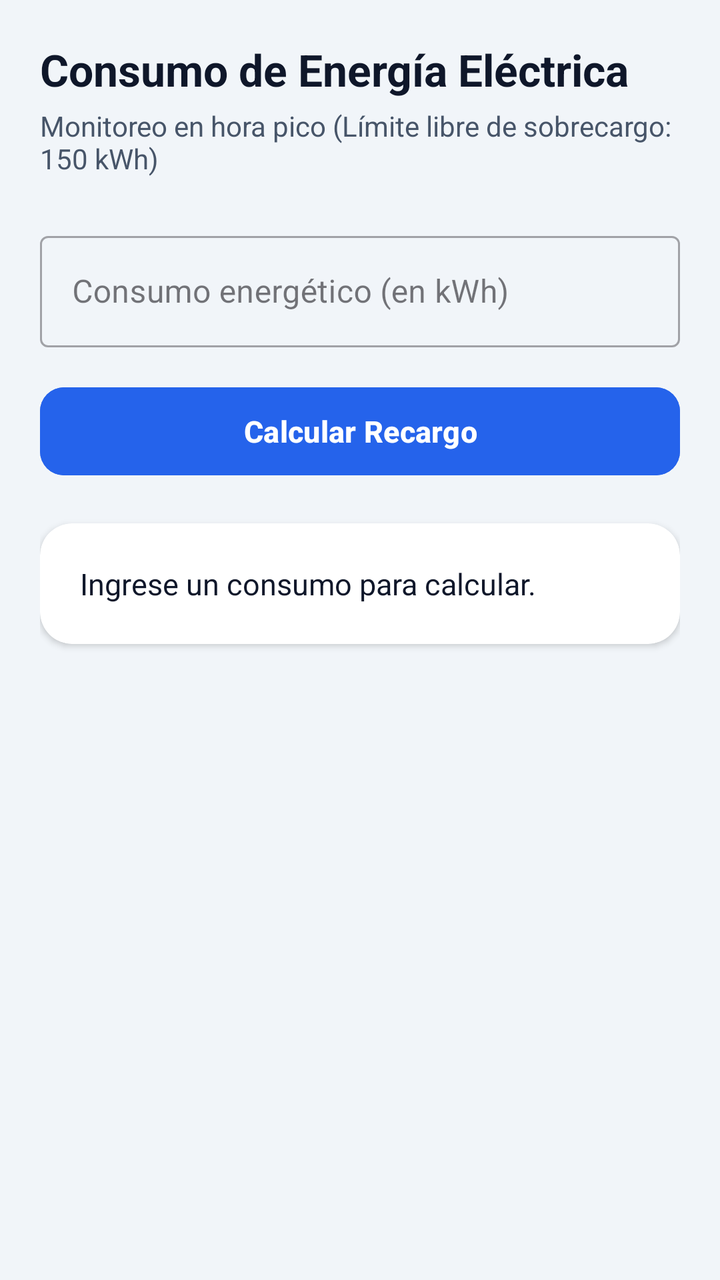
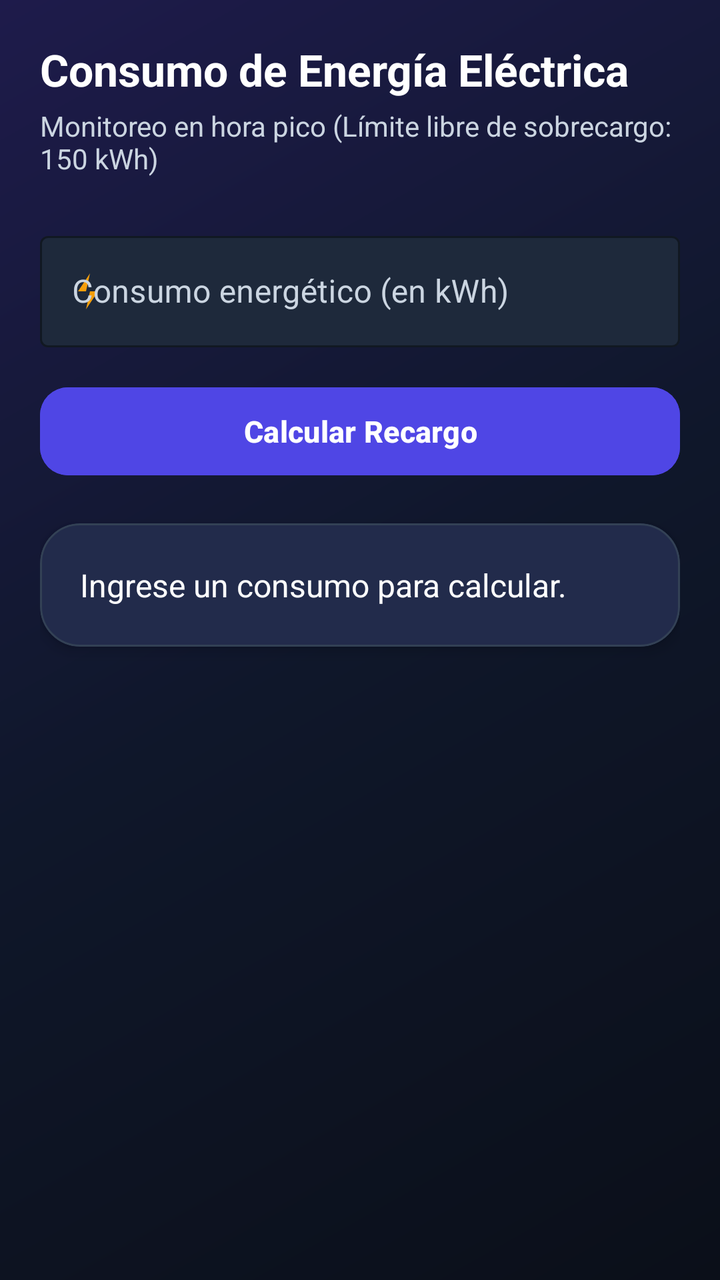

Screens rendered from an Android XML layout before and after an edit, with the pre-edit source and the edit as a unified diff.
<!-- AndroidManifest.xml: application theme Theme.AppGrupo11 -->
<!-- res/layout/fragment_pregunta2.xml -->
<?xml version="1.0" encoding="utf-8"?>
<androidx.constraintlayout.widget.ConstraintLayout xmlns:android="http://schemas.android.com/apk/res/android"
    xmlns:app="http://schemas.android.com/apk/res-auto"
    xmlns:tools="http://schemas.android.com/tools"
    android:layout_width="match_parent"
    android:layout_height="match_parent"
    android:background="@color/background"
    android:padding="20dp"
    tools:context=".Pregunta2Fragment">

    <TextView
        android:id="@+id/tvTitulo"
        android:layout_width="0dp"
        android:layout_height="wrap_content"
        android:text="Consumo de Energía Eléctrica"
        android:textColor="@color/text_main"
        android:textSize="22sp"
        android:textStyle="bold"
        app:layout_constraintEnd_toEndOf="parent"
        app:layout_constraintStart_toStartOf="parent"
        app:layout_constraintTop_toTopOf="parent" />

    <TextView
        android:id="@+id/tvSubtitulo"
        android:layout_width="0dp"
        android:layout_height="wrap_content"
        android:layout_marginTop="4dp"
        android:text="Monitoreo en hora pico (Límite libre de sobrecargo: 150 kWh)"
        android:textColor="@color/text_sub"
        android:textSize="14sp"
        app:layout_constraintEnd_toEndOf="parent"
        app:layout_constraintStart_toStartOf="parent"
        app:layout_constraintTop_toBottomOf="@id/tvTitulo" />

    <com.google.android.material.textfield.TextInputLayout
        android:id="@+id/tilConsumo"
        style="@style/Widget.MaterialComponents.TextInputLayout.OutlinedBox"
        android:layout_width="0dp"
        android:layout_height="wrap_content"
        android:layout_marginTop="24dp"
        android:hint="Consumo energético (en kWh)"
        app:layout_constraintEnd_toEndOf="parent"
        app:layout_constraintStart_toStartOf="parent"
        app:layout_constraintTop_toBottomOf="@id/tvSubtitulo">

        <com.google.android.material.textfield.TextInputEditText
            android:id="@+id/etConsumo"
            android:layout_width="match_parent"
            android:layout_height="wrap_content"
            android:inputType="numberDecimal" />
    </com.google.android.material.textfield.TextInputLayout>

    <Button
        android:id="@+id/btnCalcular"
        android:layout_width="0dp"
        android:layout_height="52dp"
        android:layout_marginTop="16dp"
        android:backgroundTint="@color/primary"
        android:text="Calcular Recargo"
        android:textColor="@color/white"
        android:textSize="15sp"
        android:textStyle="bold"
        app:cornerRadius="12dp"
        app:layout_constraintEnd_toEndOf="parent"
        app:layout_constraintStart_toStartOf="parent"
        app:layout_constraintTop_toBottomOf="@id/tilConsumo" />

    <androidx.cardview.widget.CardView
        android:id="@+id/cardResultado"
        android:layout_width="0dp"
        android:layout_height="wrap_content"
        android:layout_marginTop="20dp"
        app:cardBackgroundColor="@color/card_bg"
        app:cardCornerRadius="16dp"
        app:cardElevation="2dp"
        app:layout_constraintEnd_toEndOf="parent"
        app:layout_constraintStart_toStartOf="parent"
        app:layout_constraintTop_toBottomOf="@id/btnCalcular">

        <TextView
            android:id="@+id/tvResultado"
            android:layout_width="match_parent"
            android:layout_height="wrap_content"
            android:padding="20dp"
            android:text="Ingrese un consumo para calcular."
            android:textColor="@color/text_main"
            android:textSize="15sp" />
    </androidx.cardview.widget.CardView>

</androidx.constraintlayout.widget.ConstraintLayout>
<!-- resources referenced by this layout -->
<resources>
  <color name="background">#F1F5F9</color>
  <color name="card_bg">#FFFFFF</color>
  <color name="primary">#2563EB</color>
  <color name="text_main">#0F172A</color>
  <color name="text_sub">#475569</color>
  <color name="white">#FFFFFFFF</color>
  <style name="Theme.AppGrupo11" parent="Base.Theme.AppGrupo11" />
  <style name="Base.Theme.AppGrupo11" parent="Theme.Material3.DayNight.NoActionBar">
          
          <item name="colorPrimary">@color/primary</item>
          <item name="colorPrimaryVariant">@color/primary_dark</item>
          <item name="colorOnPrimary">@color/white</item>
          <item name="android:windowBackground">@color/background</item>
      </style>
  <color name="primary_dark">#1D4ED8</color>
</resources>

<!-- the commit's change to res/layout/fragment_pregunta2.xml (unified diff, before → after) -->
@@ -4,7 +4,7 @@
     xmlns:tools="http://schemas.android.com/tools"
     android:layout_width="match_parent"
     android:layout_height="match_parent"
-    android:background="@color/background"
+    android:background="@drawable/bg_gradient_dynamic"
     android:padding="20dp"
     tools:context=".Pregunta2Fragment">
 
@@ -13,7 +13,7 @@
         android:layout_width="0dp"
         android:layout_height="wrap_content"
         android:text="Consumo de Energía Eléctrica"
-        android:textColor="@color/text_main"
+        android:textColor="@color/white"
         android:textSize="22sp"
         android:textStyle="bold"
         app:layout_constraintEnd_toEndOf="parent"
@@ -39,6 +39,12 @@
         android:layout_height="wrap_content"
         android:layout_marginTop="24dp"
         android:hint="Consumo energético (en kWh)"
+        android:textColorHint="@color/text_sub"
+        app:boxBackgroundColor="#1E293B"
+        app:boxStrokeColor="@color/lime_accent"
+        app:hintTextColor="@color/lime_accent"
+        app:startIconDrawable="@drawable/ic_bolt_custom"
+        app:startIconTint="#F59E0B"
         app:layout_constraintEnd_toEndOf="parent"
         app:layout_constraintStart_toStartOf="parent"
         app:layout_constraintTop_toBottomOf="@id/tvSubtitulo">
@@ -47,7 +53,10 @@
             android:id="@+id/etConsumo"
             android:layout_width="match_parent"
             android:layout_height="wrap_content"
-            android:inputType="numberDecimal" />
+            android:inputType="numberDecimal"
+            android:textColor="@color/white"
+            android:textColorHint="@color/text_sub"
+            android:textSize="16sp" />
     </com.google.android.material.textfield.TextInputLayout>
 
     <Button
@@ -56,23 +65,26 @@
         android:layout_height="52dp"
         android:layout_marginTop="16dp"
         android:backgroundTint="@color/primary"
+        android:elevation="4dp"
         android:text="Calcular Recargo"
         android:textColor="@color/white"
         android:textSize="15sp"
         android:textStyle="bold"
-        app:cornerRadius="12dp"
+        app:cornerRadius="14dp"
         app:layout_constraintEnd_toEndOf="parent"
         app:layout_constraintStart_toStartOf="parent"
         app:layout_constraintTop_toBottomOf="@id/tilConsumo" />
 
-    <androidx.cardview.widget.CardView
+    <com.google.android.material.card.MaterialCardView
         android:id="@+id/cardResultado"
         android:layout_width="0dp"
         android:layout_height="wrap_content"
         android:layout_marginTop="20dp"
-        app:cardBackgroundColor="@color/card_bg"
-        app:cardCornerRadius="16dp"
-        app:cardElevation="2dp"
+        app:cardBackgroundColor="#1E293B"
+        app:strokeColor="#334155"
+        app:strokeWidth="1dp"
+        app:cardCornerRadius="20dp"
+        app:cardElevation="4dp"
         app:layout_constraintEnd_toEndOf="parent"
         app:layout_constraintStart_toStartOf="parent"
         app:layout_constraintTop_toBottomOf="@id/btnCalcular">
@@ -83,8 +95,8 @@
             android:layout_height="wrap_content"
             android:padding="20dp"
             android:text="Ingrese un consumo para calcular."
-            android:textColor="@color/text_main"
-            android:textSize="15sp" />
-    </androidx.cardview.widget.CardView>
+            android:textColor="@color/white"
+            android:textSize="16sp" />
+    </com.google.android.material.card.MaterialCardView>
 
 </androidx.constraintlayout.widget.ConstraintLayout>
<!-- resource entries referenced after the edit -->
@@ -1,19 +1,58 @@
 <!-- resources referenced by this layout -->
 <resources>
-  <color name="background">#F1F5F9</color>
-  <color name="card_bg">#FFFFFF</color>
-  <color name="primary">#2563EB</color>
-  <color name="text_main">#0F172A</color>
-  <color name="text_sub">#475569</color>
+  <color name="lime_accent">#A3E635</color>
+  <color name="background">#0B0F19</color>
+  <color name="card_bg">#1E293B</color>
+  <color name="card_stroke">#334155</color>
+  <color name="primary">#4F46E5</color>
+  <color name="text_sub">#CBD5E1</color>
   <color name="white">#FFFFFFFF</color>
+  <!-- drawable bg_gradient_dynamic (drawable) -->
+  <?xml version="1.0" encoding="utf-8"?>
+  <shape xmlns:android="http://schemas.android.com/apk/res/android"
+      android:shape="rectangle">
+      <gradient
+          android:angle="135"
+          android:centerColor="#0F172A"
+          android:endColor="#1E1B4B"
+          android:startColor="#0B0F19"
+          android:type="linear" />
+  </shape>
+  <!-- drawable ic_bolt_custom (drawable) -->
+  <vector xmlns:android="http://schemas.android.com/apk/res/android"
+      android:width="24dp"
+      android:height="24dp"
+      android:viewportWidth="24"
+      android:viewportHeight="24">
+      <path
+          android:fillColor="#F59E0B"
+          android:pathData="M11,21L13,12H7L13,3L11,12H17L11,21Z" />
+  </vector>
   <style name="Theme.AppGrupo11" parent="Base.Theme.AppGrupo11" />
-  <style name="Base.Theme.AppGrupo11" parent="Theme.Material3.DayNight.NoActionBar">
+  <style name="Base.Theme.AppGrupo11" parent="Theme.Material3.Dark.NoActionBar">
           
           <item name="colorPrimary">@color/primary</item>
           <item name="colorPrimaryVariant">@color/primary_dark</item>
           <item name="colorOnPrimary">@color/white</item>
+          <item name="colorSecondary">@color/lime_accent</item>
+          <item name="colorOnSecondary">@color/background</item>
+  
+          
           <item name="android:windowBackground">@color/background</item>
+          <item name="colorSurface">@color/card_bg</item>
+          <item name="colorOnSurface">@color/white</item>
+          <item name="colorSurfaceVariant">@color/card_bg</item>
+          <item name="colorOnSurfaceVariant">@color/text_sub</item>
+  
+          
+          <item name="android:textColorPrimary">@color/white</item>
+          <item name="android:textColorSecondary">@color/text_sub</item>
+          <item name="android:editTextColor">@color/white</item>
+          <item name="android:textColorHint">@color/text_sub</item>
+  
+          
+          <item name="colorOutline">@color/card_stroke</item>
       </style>
-  <color name="primary_dark">#1D4ED8</color>
+  <color name="primary_dark">#3730A3</color>
 </resources>
 
